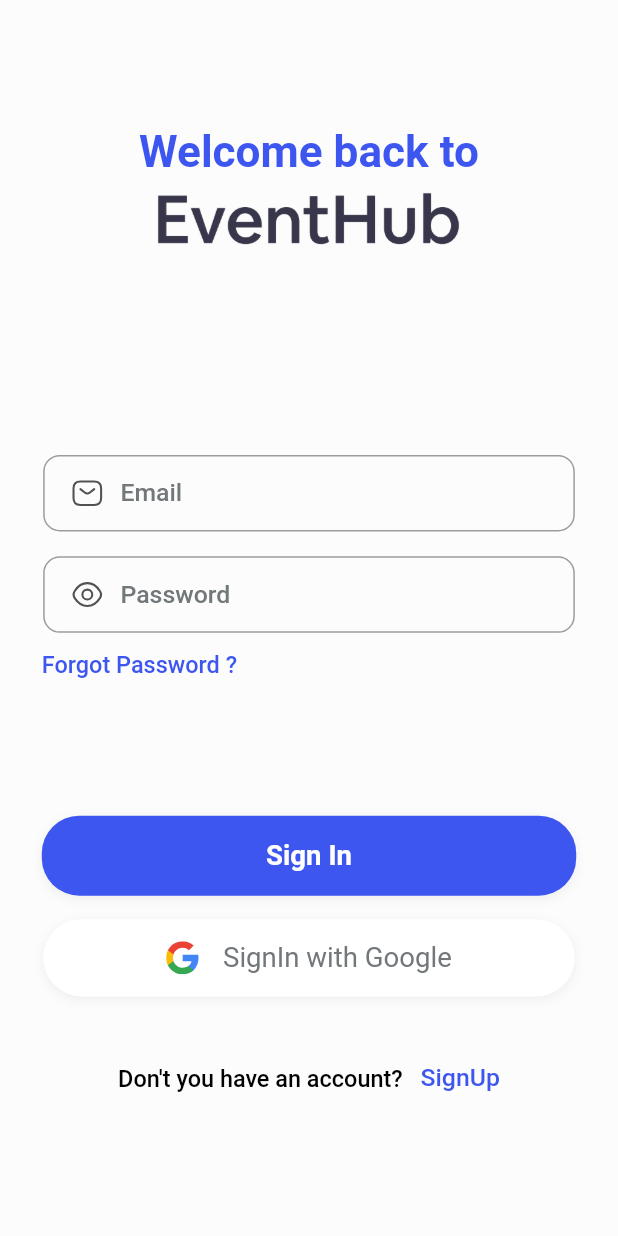
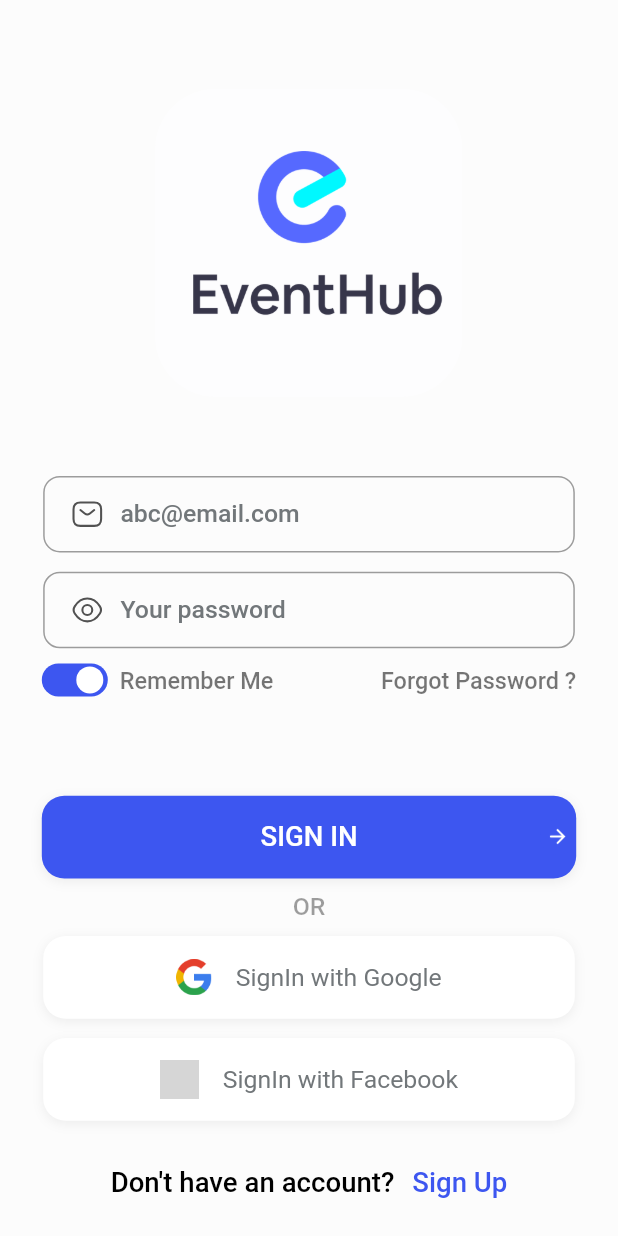
Before and after one commit to yanaderevianko726/Event-group-flutter, a Flutter app: the SignInPage screen opened by its route, on a phone screen of 412 x 824 dp. Run offline on Flutter 3.47's test engine with Material 2 defaults, Android fonts, the phone set to English and light mode, and no system bars; drawn by our look-alikes of flutter_switch; our stand-ins replace cached_network_image, connectivity_plus, convex_bottom_bar, country_code_picker, dropdown_button2, figma_squircle and 17 more; missing offline and left inert: flutter_share, need_resume, platform_device_id; accounts and stored records are empty; Roboto replaces fonts that are missing (SF Pro Display); grey boxes are pictures that could not be loaded.

Commit message:
update signin page

```diff
--- a/lib/controllers/auth/signin_controller.dart
+++ b/lib/controllers/auth/signin_controller.dart
@@ -22,6 +22,7 @@
 
   bool isLoading = false;
   String cUserId = '';
+  bool isRemember = true;
 
   @override
   void onInit() {
@@ -32,6 +33,11 @@
   initController(){
     emailController.text = '';
     passwordController.text = '';
+  }
+
+  setRemember(bool val) {
+    isRemember = val;
+    update();
   }
 
   getUserWithUserId(userId, Function callback) async {
--- a/lib/utils/my_colors.dart
+++ b/lib/utils/my_colors.dart
@@ -8,7 +8,7 @@
 Color bgDarkWhite = const Color(0xFFFFFFFF);
 Color textColor = const Color(0xff72777A);
 Color bottomBarInActive = const Color(0xFF6C7072);
-Color borderColor = const Color(0xFFE3E5E5);
+Color borderColor = const Color(0xFFE4DFDF);
 Color subTextColor = const Color(0xFFB3B3B3);
 Color descriptionColor = const Color(0xFF6C7072);
 Color containerShadow = "#33ACB6B5".toColor();
--- a/lib/views/auth/signin/signin_page.dart
+++ b/lib/views/auth/signin/signin_page.dart
@@ -12,6 +12,7 @@
 import '../../../utils/my_colors.dart';
 import '../../../utils/widgets.dart';
 import '../../wizards/usertype_wizard.dart';
+import 'package:flutter_switch/flutter_switch.dart';
 
 class SignInPage extends StatefulWidget {
   const SignInPage({super.key});
@@ -24,7 +25,6 @@
 
 class _SignInPage extends State<SignInPage> {
   SignInController sController = Get.put(SignInController());
-  final loginForm = GlobalKey<FormState>();
 
   @override
   Widget build(BuildContext context) {
@@ -36,12 +36,7 @@
           body: SafeArea(
             child: Stack(
               children: [
-                SizedBox(
-                  width: double.infinity,
-                  height: double.infinity,
-                  child: Form(
-                    key: loginForm,
-                    child: Container(
+                Container(
                   width: double.infinity,
                   height: double.infinity,
                   padding: EdgeInsets.symmetric(horizontal: 28.w),
@@ -50,32 +45,21 @@
                       crossAxisAlignment: CrossAxisAlignment.center,
                       children: [
                         SizedBox(
-                              height: 92.h,
-                            ),
-                            ConstantWidget.getTextWidget(
-                              "Welcome back to",
-                              primaryColor,
-                              TextAlign.center,
-                              FontWeight.w600,
-                              32.sp,
-                            ),
-                            SizedBox(
-                              height: 8.h,
+                          height: 64.h,
                         ),
                         Image.asset(
-                              '${Constants.assetsImagePath}title_splash.png',
+                          '${Constants.assetsImagePath}logo.png',
                           width: MediaQuery.of(context).size.width * 0.5,
                           fit: BoxFit.fitWidth,
                         ),
                         SizedBox(
-                              height: 148.h,
+                          height: 56.h,
                         ),
                         Padding(
                           padding: EdgeInsets.all(1.h),
-                              child:
-                                  ConstantWidget.getDefaultTextFiledWithLabel(
+                          child: ConstantWidget.getDefaultTextFiledWithLabel(
                             context,
-                                "Email",
+                            "abc@email.com",
                             signInController.emailController,
                             isEnable: false,
                             withPrefix: true,
@@ -90,14 +74,13 @@
                           ),
                         ),
                         SizedBox(
-                              height: 16.h,
+                          height: 12.h,
                         ),
                         Padding(
                           padding: EdgeInsets.all(1.h),
-                              child:
-                                  ConstantWidget.getDefaultTextFiledWithLabel(
+                          child: ConstantWidget.getDefaultTextFiledWithLabel(
                             context,
-                                "Password",
+                            "Your password",
                             signInController.passwordController,
                             isEnable: false,
                             isPass: true,
@@ -113,29 +96,53 @@
                           ),
                         ),
                         SizedBox(
-                              height: 12.h,
+                          height: 10.h,
                         ),
-                            Row(children: [
-                              InkWell(
+                        Row(
+                          children: [
+                            FlutterSwitch(
+                              width: 44.0,
+                              height: 22.0,
+                              padding: 2.0,
+                              toggleSize: 20.0,
+                              borderRadius: 15.0,
+                              activeColor: primaryColor,
+                              value: signInController.isRemember,
+                              onToggle: (val) {
+                                setState(() {
+                                  signInController.setRemember(val);
+                                });
+                              },
+                            ),
+                            Padding(
+                              padding: const EdgeInsets.only(left: 8.0),
+                              child: ConstantWidget.getTextWidget(
+                                'Remember Me',
+                                Colors.black54,
+                                TextAlign.start,
+                                FontWeight.w500,
+                                17.sp,
+                              ),
+                            ),
+                            Expanded(
+                              child: InkWell(
                                 child: ConstantWidget.getTextWidget(
                                   'Forgot Password ?',
-                                  primaryColor,
+                                  Colors.black54,
                                   TextAlign.end,
                                   FontWeight.w500,
                                   17.sp,
                                 ),
                                 onTap: () {},
                               ),
-                            ]),
+                            ),
+                          ],
+                        ),
                         SizedBox(
-                              height: 100.h,
+                          height: 72.h,
                         ),
-                            getButton(
-                              context,
-                              primaryColor,
-                              "Sign In",
-                              Colors.white,
-                              () async {
+                        InkWell(
+                          onTap: () async {
                             bool isNetwork = await Functions.getNetwork();
                             if (isNetwork) {
                               signInController.onClickSignIn((val) {
@@ -149,22 +156,74 @@
                               );
                             }
                           },
+                          child: Container(
+                            width: double.infinity,
+                            height: 60.h,
+                            decoration: BoxDecoration(
+                              borderRadius: const BorderRadius.all(Radius.circular(15)),
+                              color: primaryColor,
+                              boxShadow: [
+                                BoxShadow(
+                                  color: "#0F000000".toColor(),
+                                  blurRadius: 6,
+                                  offset: const Offset(0, 2),
+                                )
+                              ],
+                            ),
+                            child: Stack(
+                              children: [
+                                SizedBox(
+                                  width: double.infinity,
+                                  height: 60.h,
+                                  child: Center(
+                                    child: ConstantWidget.getTextWidget(
+                                      'SIGN IN',
+                                      Colors.white,
+                                      TextAlign.end,
+                                      FontWeight.w500,
                                       20.sp,
-                              weight: FontWeight.w700,
-                              buttonHeight: 58.h,
-                              borderRadius: BorderRadius.circular(25),
+                                    ),
+                                  ),
                                 ),
                                 SizedBox(
-                              height: 16.h,
+                                  width: double.infinity,
+                                  height: 60.h,
+                                  child: Row(
+                                    children: [
+                                      const Spacer(),
+                                      Image.asset(
+                                        '${Constants.assetsImagePath}ic_blue_right.png',
+                                        height: 24,
+                                        fit: BoxFit.fitWidth,
+                                      ),
+                                    ],
+                                  ),
+                                ),
+                              ],
+                            ),
+                          ),
+                        ),
+                        SizedBox(
+                          height: 10.h,
+                        ),
+                        ConstantWidget.getTextWidget(
+                          'OR',
+                          Colors.black38,
+                          TextAlign.end,
+                          FontWeight.w500,
+                          18.sp,
+                        ),
+                        SizedBox(
+                          height: 10.h,
                         ),
                         InkWell(
                           child: Container(
                             width: double.infinity,
-                                height: 56.h,
+                            height: 60.h,
                             margin: EdgeInsets.all(1.h),
                             decoration: BoxDecoration(
                               color: Colors.white,
-                                  borderRadius: BorderRadius.circular(30),
+                              borderRadius: BorderRadius.circular(15),
                               boxShadow: [
                                 BoxShadow(
                                   color: "#0F000000".toColor(),
@@ -179,9 +238,9 @@
                                 children: <Widget>[
                                   Container(
                                     margin: EdgeInsets.only(right: 16.w),
-                                        child: SvgPicture.asset(
-                                          '${Constants.iconsImagePath}google.svg',
-                                          height: 22,
+                                    child: Image.asset(
+                                      '${Constants.assetsImagePath}ic_google.png',
+                                      height: 24,
                                       fit: BoxFit.fitWidth,
                                     ),
                                   ),
@@ -191,7 +250,7 @@
                                     1,
                                     TextAlign.center,
                                     FontWeight.normal,
-                                        20.sp,
+                                    18.sp,
                                   ),
                                 ],
                               ),
@@ -202,17 +261,64 @@
                           },
                         ),
                         SizedBox(
-                              height: 48.h,
+                          height: 12.h,
+                        ),
+                        InkWell(
+                          child: Container(
+                            width: double.infinity,
+                            height: 60.h,
+                            margin: EdgeInsets.all(1.h),
+                            decoration: BoxDecoration(
+                              color: Colors.white,
+                              borderRadius: BorderRadius.circular(15),
+                              boxShadow: [
+                                BoxShadow(
+                                  color: "#0F000000".toColor(),
+                                  blurRadius: 6,
+                                  offset: const Offset(0, 2),
+                                )
+                              ],
+                            ),
+                            child: Center(
+                              child: Row(
+                                mainAxisAlignment: MainAxisAlignment.center,
+                                children: <Widget>[
+                                  Container(
+                                    margin: EdgeInsets.only(right: 16.w),
+                                    child: Image.asset(
+                                      '${Constants.assetsImagePath}ic_facebook.png',
+                                      height: 26,
+                                      fit: BoxFit.fitWidth,
+                                    ),
+                                  ),
+                                  getCustomText(
+                                    "SignIn with Facebook",
+                                    textColor,
+                                    1,
+                                    TextAlign.center,
+                                    FontWeight.normal,
+                                    18.sp,
+                                  ),
+                                ],
+                              ),
+                            ),
+                          ),
+                          onTap: () async {
+                            checkNetworkForGoogleSignIn(signInController);
+                          },
+                        ),
+                        SizedBox(
+                          height: 32.h,
                         ),
                         Row(
                           mainAxisAlignment: MainAxisAlignment.center,
                           children: [
                             ConstantWidget.getTextWidget(
-                                  'Don\'t you have an account?',
+                              'Don\'t have an account?',
                               Colors.black,
                               TextAlign.center,
                               FontWeight.w500,
-                                  17.sp,
+                              20.sp,
                             ),
                             InkWell(
                               onTap: () {
@@ -221,11 +327,11 @@
                               child: Padding(
                                 padding: EdgeInsets.only(left: 12.w),
                                 child: ConstantWidget.getTextWidget(
-                                      'SignUp',
+                                  'Sign Up',
                                   primaryColor,
                                   TextAlign.center,
                                   FontWeight.w500,
-                                      18.sp,
+                                  20.sp,
                                 ),
                               ),
                             ),
@@ -235,8 +341,6 @@
                           height: 20.h,
                         ),
                       ],
-                        ),
-                      ),
                     ),
                   ),
                 ),
@@ -269,10 +373,10 @@
     if (isNetwork) {
       await signInController.signInWithGoogle((retVal) {
         if (retVal) {
-          signInController.checkVendorProfile((val){
-            if(val){
+          signInController.checkVendorProfile((val) {
+            if (val) {
               Get.offAndToNamed(AppRoutes.homeRoute);
-            }else{
+            } else {
               Get.to(() => const UserTypesWizard());
             }
           });
--- a/pubspec.yaml
+++ b/pubspec.yaml
@@ -54,6 +54,7 @@
   provider: any
   flutter_time_picker_spinner: ^2.0.0
   need_resume: ^1.0.7+1
+  flutter_switch: ^0.3.2
 
   intl: any
   flutter_localizations:
```
Also changed, not shown: assets/images/ic_blue_right.png (added), pubspec.lock, 1 other file. Lines whose indentation alone changed are shown as unchanged.
